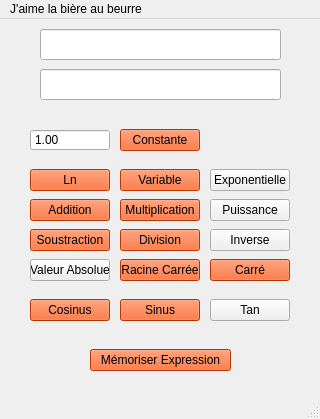
This is saisieexpressionIHM.ui in obalise/ExpressionProject as Qt 5 draws it before an edit. The edited form follows.
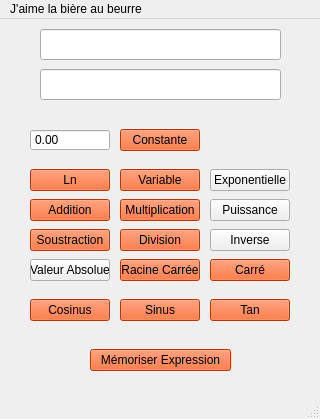
This is the edited form.

```diff
--- a/saisieexpressionIHM.ui
+++ b/saisieexpressionIHM.ui
@@ -238,7 +238,7 @@
      <double>99999.000000000000000</double>
     </property>
     <property name="value">
-     <double>1.000000000000000</double>
+     <double>0.000000000000000</double>
     </property>
    </widget>
    <widget class="QPushButton" name="Bouton_Variable">
@@ -432,6 +432,19 @@
       <height>22</height>
      </rect>
     </property>
+    <property name="styleSheet">
+     <string notr="true">QPushButton{
+	background-color: #FF4901
+}
+
+QPushButton:pressed{
+	background-color: #FFA500
+}
+
+QPushButton:hover{
+	background-color: #63C5DA
+}</string>
+    </property>
     <property name="text">
      <string>Tan</string>
     </property>
```
